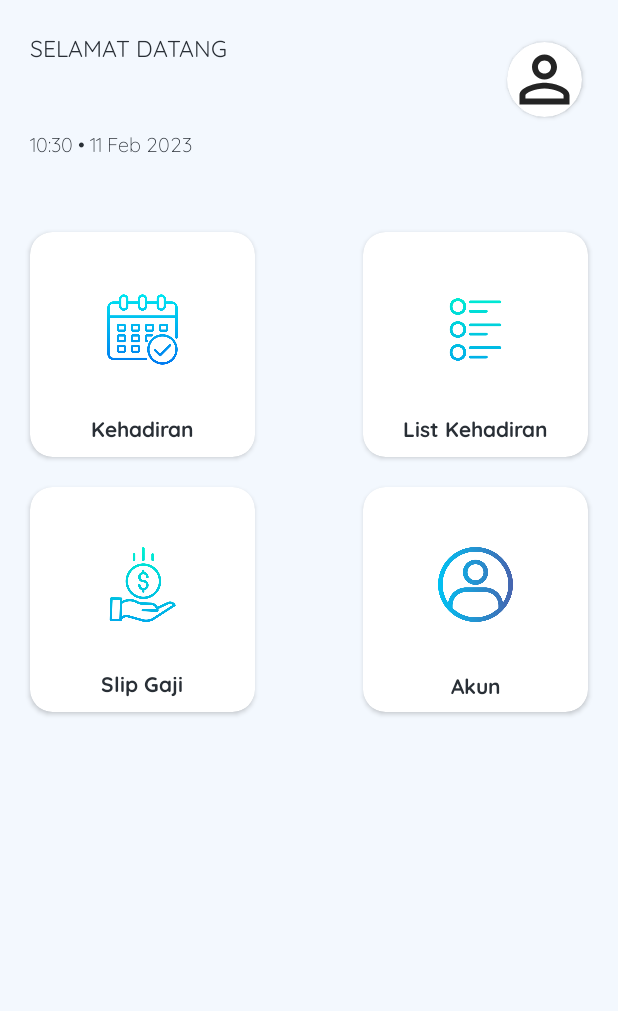
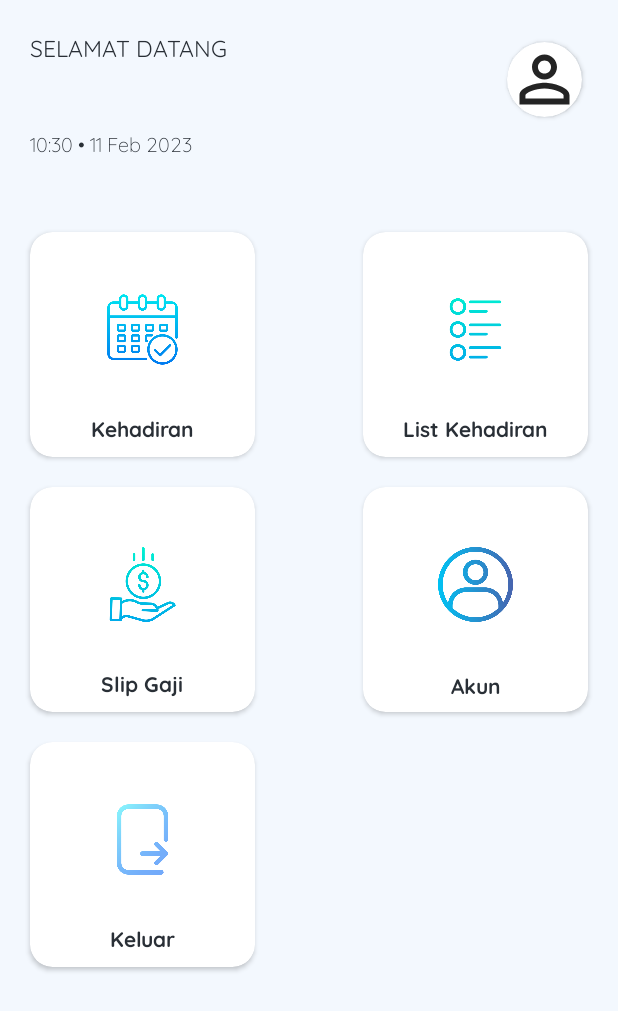
Before and after one commit to svenster18/Absensi-sumber-rejeki, an Android app: the MainActivity screen opened directly, with no data from a screen before it, on a phone screen of 412 x 824 dp. Shown: the top 1011 px of the screen. Run offline under Robolectric (Android 15) with nearby library versions, the phone set to English and light mode, and no system bars.

Commit message:
add design logout

```diff
--- a/app/src/main/res/layout/activity_main.xml
+++ b/app/src/main/res/layout/activity_main.xml
@@ -260,4 +260,46 @@
 
     </androidx.cardview.widget.CardView>
 
+    <androidx.cardview.widget.CardView
+        android:id="@+id/cv_logout"
+        android:layout_width="150dp"
+        android:layout_height="150dp"
+        android:layout_marginTop="20dp"
+        app:cardCornerRadius="15dp"
+        app:layout_constraintStart_toStartOf="@+id/cv_slip_gaji"
+        app:layout_constraintTop_toBottomOf="@+id/cv_slip_gaji">
+
+        <androidx.constraintlayout.widget.ConstraintLayout
+            android:layout_width="match_parent"
+            android:layout_height="match_parent">
+
+            <TextView
+                android:id="@+id/textView11"
+                android:layout_width="wrap_content"
+                android:layout_height="wrap_content"
+                android:layout_marginTop="10dp"
+                android:fontFamily="@font/quicksand_bold"
+                android:text="Keluar"
+                android:textColor="#292f36"
+                android:textSize="14sp"
+                app:layout_constraintEnd_toEndOf="@+id/imageView9"
+                app:layout_constraintStart_toStartOf="@+id/imageView9"
+                app:layout_constraintTop_toBottomOf="@+id/imageView9" />
+
+            <ImageView
+                android:id="@+id/imageView9"
+                android:layout_width="match_parent"
+                android:layout_height="match_parent"
+                android:layout_marginStart="50dp"
+                android:layout_marginTop="20dp"
+                android:layout_marginEnd="50dp"
+                android:layout_marginBottom="40dp"
+                app:layout_constraintBottom_toBottomOf="parent"
+                app:layout_constraintEnd_toEndOf="parent"
+                app:layout_constraintStart_toStartOf="parent"
+                app:layout_constraintTop_toTopOf="parent"
+                app:srcCompat="@drawable/logout" />
+        </androidx.constraintlayout.widget.ConstraintLayout>
+    </androidx.cardview.widget.CardView>
+
 </androidx.constraintlayout.widget.ConstraintLayout>
```
Also changed, not shown: app/src/main/res/drawable/logout.png (added).
